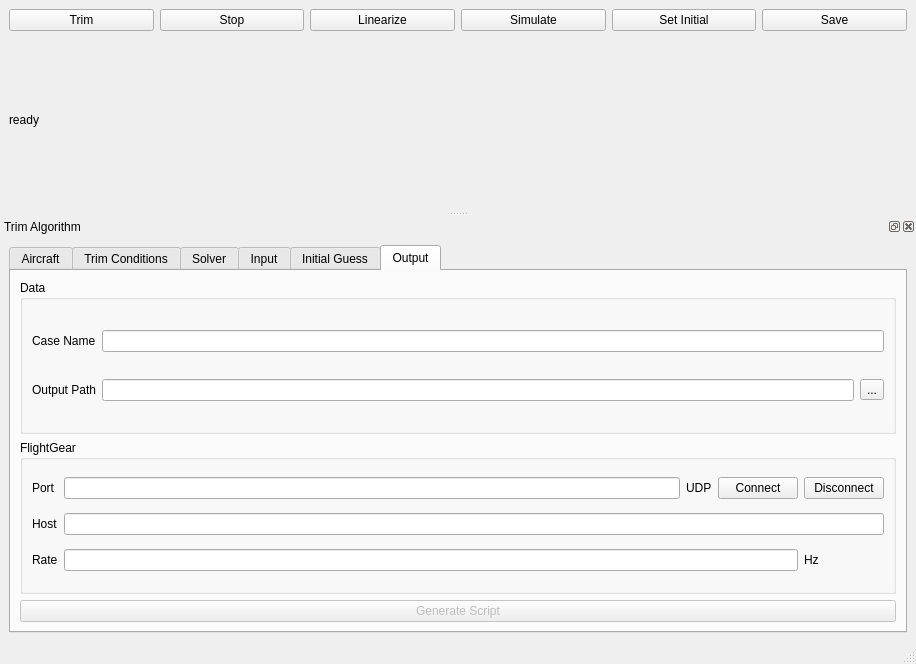
Old version of the form gui/MainWindow.ui in the repository arktools/jsbsim.
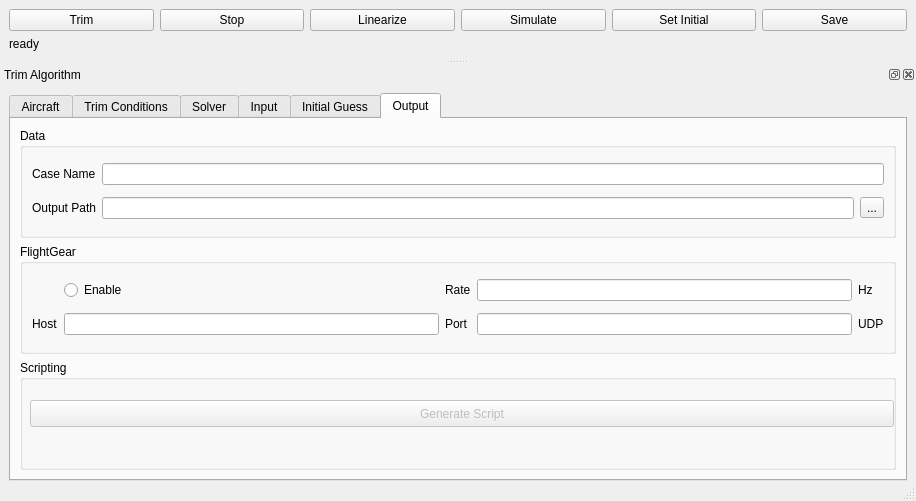
New version of the form. The open tabs and pages were chosen to show the change.

Commit message: Added gui switch for flightgear output.

The edit to the form file:
```diff
--- a/gui/MainWindow.ui
+++ b/gui/MainWindow.ui
@@ -7,7 +7,7 @@
     <x>0</x>
     <y>0</y>
     <width>916</width>
-    <height>664</height>
+    <height>501</height>
    </rect>
   </property>
   <property name="sizePolicy">
@@ -1094,83 +1094,6 @@
          <string>Output</string>
         </attribute>
         <layout class="QGridLayout" name="gridLayout_10">
-         <item row="1" column="0">
-          <widget class="QGroupBox" name="groupBox">
-           <property name="title">
-            <string>FlightGear</string>
-           </property>
-           <layout class="QGridLayout" name="gridLayout_9">
-            <item row="0" column="0">
-             <widget class="QLabel" name="label_48">
-              <property name="text">
-               <string>Port</string>
-              </property>
-             </widget>
-            </item>
-            <item row="1" column="0">
-             <widget class="QLabel" name="label_52">
-              <property name="text">
-               <string>Host</string>
-              </property>
-             </widget>
-            </item>
-            <item row="2" column="0">
-             <widget class="QLabel" name="label_53">
-              <property name="text">
-               <string>Rate</string>
-              </property>
-             </widget>
-            </item>
-            <item row="0" column="2">
-             <widget class="QLabel" name="label_55">
-              <property name="text">
-               <string>UDP</string>
-              </property>
-             </widget>
-            </item>
-            <item row="0" column="1">
-             <widget class="QLineEdit" name="lineEdit_flightGearPort"/>
-            </item>
-            <item row="1" column="1" colspan="4">
-             <widget class="QLineEdit" name="lineEdit_flightGearHost"/>
-            </item>
-            <item row="2" column="1" colspan="3">
-             <widget class="QLineEdit" name="lineEdit_flightGearRate"/>
-            </item>
-            <item row="0" column="3">
-             <widget class="QPushButton" name="pushButton_flightGearConnect">
-              <property name="text">
-               <string>Connect</string>
-              </property>
-             </widget>
-            </item>
-            <item row="0" column="4">
-             <widget class="QPushButton" name="pushButton_flightGearDisconnect">
-              <property name="text">
-               <string>Disconnect</string>
-              </property>
-             </widget>
-            </item>
-            <item row="2" column="4">
-             <widget class="QLabel" name="label_54">
-              <property name="text">
-               <string>Hz</string>
-              </property>
-             </widget>
-            </item>
-           </layout>
-          </widget>
-         </item>
-         <item row="2" column="0">
-          <widget class="QPushButton" name="pushButton_generateScript">
-           <property name="enabled">
-            <bool>false</bool>
-           </property>
-           <property name="text">
-            <string>Generate Script</string>
-           </property>
-          </widget>
-         </item>
          <item row="0" column="0">
           <widget class="QGroupBox" name="groupBox_2">
            <property name="title">
@@ -1207,6 +1130,92 @@
            </layout>
           </widget>
          </item>
+         <item row="1" column="0">
+          <widget class="QGroupBox" name="groupBox">
+           <property name="title">
+            <string>FlightGear</string>
+           </property>
+           <layout class="QGridLayout" name="gridLayout_9">
+            <item row="1" column="2">
+             <widget class="QLabel" name="label_48">
+              <property name="text">
+               <string>Port</string>
+              </property>
+             </widget>
+            </item>
+            <item row="1" column="5">
+             <widget class="QLabel" name="label_55">
+              <property name="text">
+               <string>UDP</string>
+              </property>
+             </widget>
+            </item>
+            <item row="1" column="4">
+             <widget class="QLineEdit" name="lineEdit_flightGearPort"/>
+            </item>
+            <item row="1" column="0">
+             <widget class="QLabel" name="label_52">
+              <property name="text">
+               <string>Host</string>
+              </property>
+             </widget>
+            </item>
+            <item row="1" column="1">
+             <widget class="QLineEdit" name="lineEdit_flightGearHost"/>
+            </item>
+            <item row="0" column="2">
+             <widget class="QLabel" name="label_53">
+              <property name="text">
+               <string>Rate</string>
+              </property>
+             </widget>
+            </item>
+            <item row="0" column="4">
+             <widget class="QLineEdit" name="lineEdit_flightGearRate"/>
+            </item>
+            <item row="0" column="5">
+             <widget class="QLabel" name="label_54">
+              <property name="text">
+               <string>Hz</string>
+              </property>
+             </widget>
+            </item>
+            <item row="0" column="1">
+             <widget class="QRadioButton" name="radioButton_flightGearEnabled">
+              <property name="enabled">
+               <bool>true</bool>
+              </property>
+              <property name="text">
+               <string>Enable</string>
+              </property>
+             </widget>
+            </item>
+           </layout>
+          </widget>
+         </item>
+         <item row="2" column="0">
+          <widget class="QGroupBox" name="groupBox_3">
+           <property name="title">
+            <string>Scripting</string>
+           </property>
+           <widget class="QPushButton" name="pushButton_generateScript">
+            <property name="enabled">
+             <bool>false</bool>
+            </property>
+            <property name="geometry">
+             <rect>
+              <x>10</x>
+              <y>40</y>
+              <width>864</width>
+              <height>27</height>
+             </rect>
+            </property>
+            <property name="text">
+             <string>Generate Script</string>
+            </property>
+           </widget>
+          </widget>
+         </item>
         </layout>
        </widget>
       </widget>
```
Left out of the diff: 2 changed lines with no effect on the pictures. The commit also changes 2 other files.
